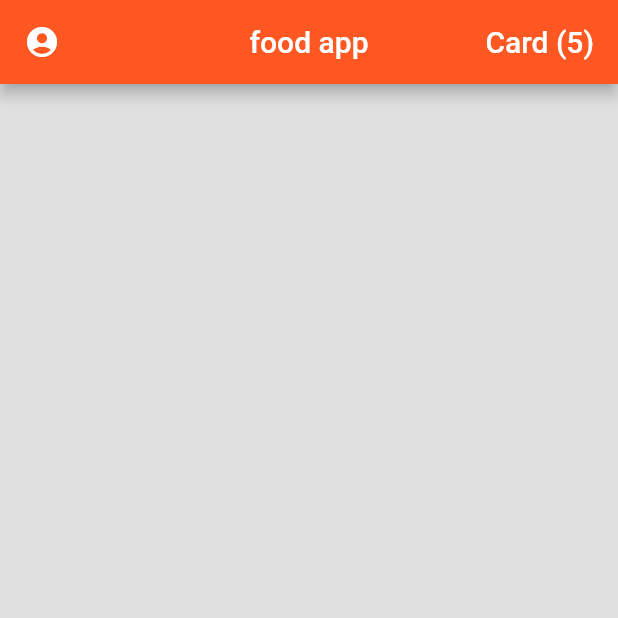
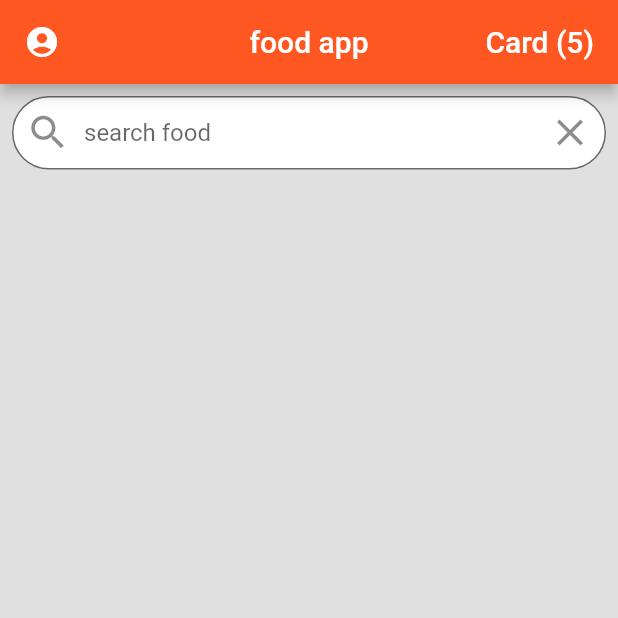
Before and after one commit to akshayyadav76/food_app, a Flutter app: the screen it shows after launch, on a phone screen of 412 x 824 dp, the top half of it. Run offline on Flutter 3.47's test engine with Material 2 defaults, Android fonts, the phone set to English and light mode, and no system bars.

Commit message:
search bar

```diff
--- a/lib/main.dart
+++ b/lib/main.dart
@@ -14,7 +14,7 @@ class MyApp extends StatelessWidget {
       theme: ThemeData(
         scaffoldBackgroundColor: Colors.grey[300],
         primaryColor: Colors.deepOrange,
-        primarySwatch: Colors.orange,
+        //primarySwatch: Colors.orange,
       ),
       home: HomePage()
     );
--- a/lib/screens/home_screen.dart
+++ b/lib/screens/home_screen.dart
@@ -19,6 +19,27 @@ class HomePage extends StatelessWidget {
           )
         ],
       ),
+      body: ListView(
+        children: [
+          Padding(
+            padding: const EdgeInsets.all(8.0),
+            child: TextField(
+              decoration: InputDecoration(
+                contentPadding: EdgeInsets.symmetric(vertical: 15.0),
+                fillColor: Colors.white,
+                filled: true,
+                border: OutlineInputBorder(
+                  borderRadius: BorderRadius.circular(30),
+                  borderSide: BorderSide(width: 0.8)
+                ),
+                hintText: "search food",
+                prefixIcon: Icon(Icons.search,size: 30.0,),
+                suffixIcon: IconButton(icon: Icon(Icons.close,size: 30.0,),onPressed: (){},)
+              ),
+            ),
+          )
+        ],
+      ),
     );
   }
 }
```
